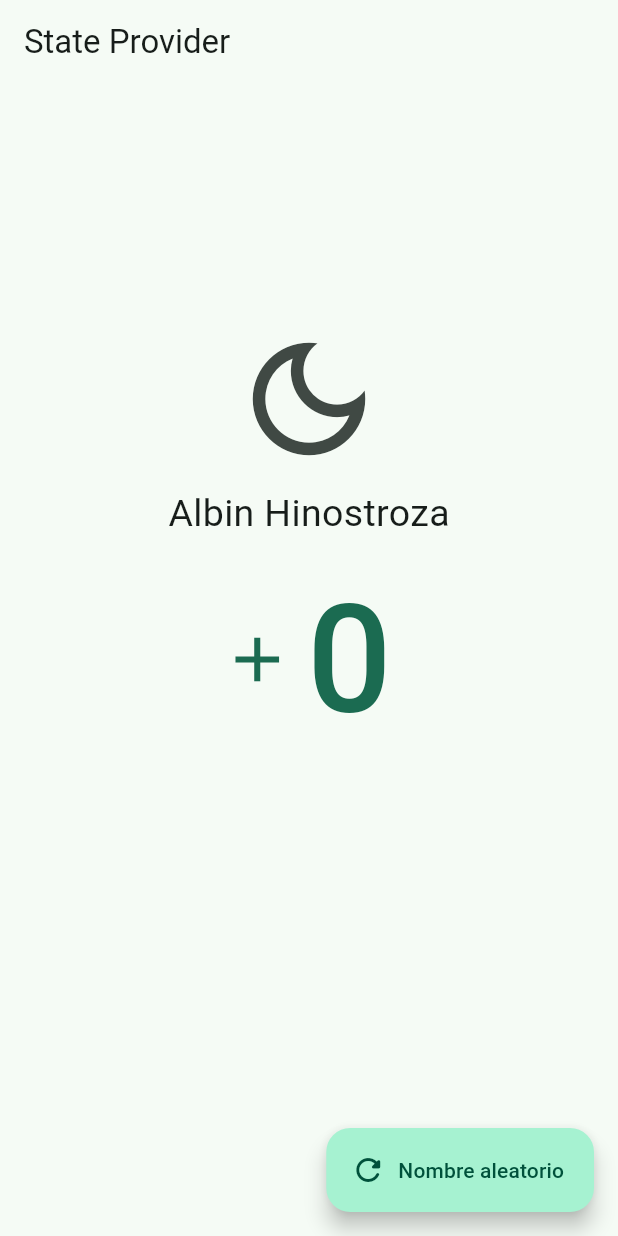
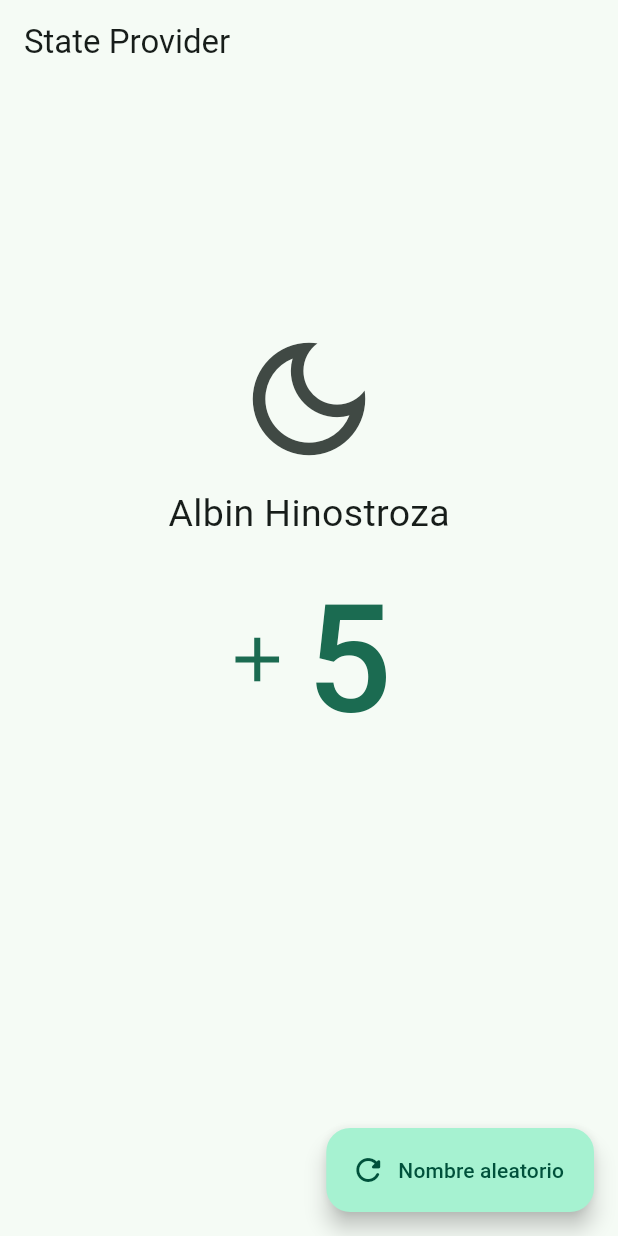
Before and after one commit to albinrk10/Riverpod_Todo, a Flutter app: the StateProviderScreen screen opened by its route, after a tap on the "dark mode" icon, on a phone screen of 412 x 824 dp. Run offline on Flutter 3.47's test engine with Material 3 defaults, Android fonts, the phone set to English and light mode, and no system bars; our stand-ins replace dio, flutter_riverpod, go_router; missing offline and left inert: random_name_generator.

Commit message:
State Provider

```diff
--- a/lib/presentation/providers/providers.dart
+++ b/lib/presentation/providers/providers.dart
@@ -1 +1,2 @@
 export 'simple_name_provider.dart';
+export 'state_providers.dart';
--- /dev/null
+++ b/lib/presentation/providers/state_providers.dart
@@ -0,0 +1,6 @@
+
+import 'package:flutter_riverpod/flutter_riverpod.dart';
+
+final counterProvider = StateProvider<int>((ref) {
+  return 5;
+});
--- a/lib/presentation/screens/03_state_provider/state_provider_screen.dart
+++ b/lib/presentation/screens/03_state_provider/state_provider_screen.dart
@@ -1,11 +1,15 @@
 import 'package:flutter/material.dart';
+import 'package:flutter_riverpod/flutter_riverpod.dart';
 
+import '../../providers/providers.dart';
 
-class StateProviderScreen extends StatelessWidget {
+class StateProviderScreen extends ConsumerWidget {
   const StateProviderScreen({super.key});
 
   @override
-  Widget build(BuildContext context) {
+  Widget build(BuildContext context, WidgetRef ref) {
+    final counter = ref.watch(counterProvider);
+
     return Scaffold(
       appBar: AppBar(
         title: const Text('State Provider'),
@@ -13,29 +17,34 @@
       body: Center(
           child: Column(
         children: [
-            const Spacer(flex: 1,),
-
+          const Spacer(
+            flex: 1,
+          ),
           IconButton(
             // icon: const Icon( Icons.light_mode_outlined, size: 100 ),
-              icon: const Icon( Icons.dark_mode_outlined, size: 100 ),
-              onPressed: () {},
+            icon: const Icon(Icons.dark_mode_outlined, size: 100),
+            onPressed: () {
+              ref.read(counterProvider);
+            },
           ),
-
-            const Text('Albin Hinostroza', style: TextStyle(fontSize: 25 )),
-
+          const Text('Albin Hinostroza', style: TextStyle(fontSize: 25)),
           TextButton.icon(
-              icon: const Icon( Icons.add, size: 50,),
-              label: const Text('0', style: TextStyle(fontSize: 100)),
-              onPressed: () {},
+            icon: const Icon(
+              Icons.add,
+              size: 50,
             ),
-
-            const Spacer( flex: 2 ),
+            label: Text('$counter', style: const TextStyle(fontSize: 100)),
+            onPressed: () {
+              ref.read(counterProvider.notifier).update(
+                (state) => state + 1);
+            },
+          ),
+          const Spacer(flex: 2),
         ],
-        )
-      ),
+      )),
       floatingActionButton: FloatingActionButton.extended(
         label: const Text('Nombre aleatorio'),
-        icon: const Icon( Icons.refresh_rounded ),
+        icon: const Icon(Icons.refresh_rounded),
         onPressed: () {},
       ),
     );
```
Lines whose indentation alone changed are shown as unchanged.
